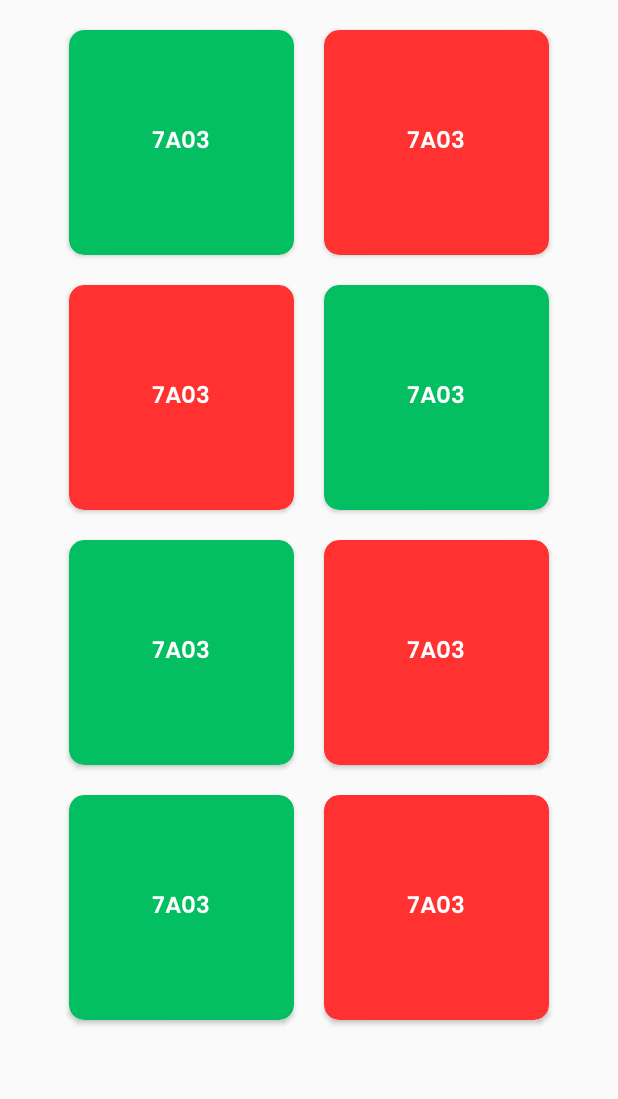
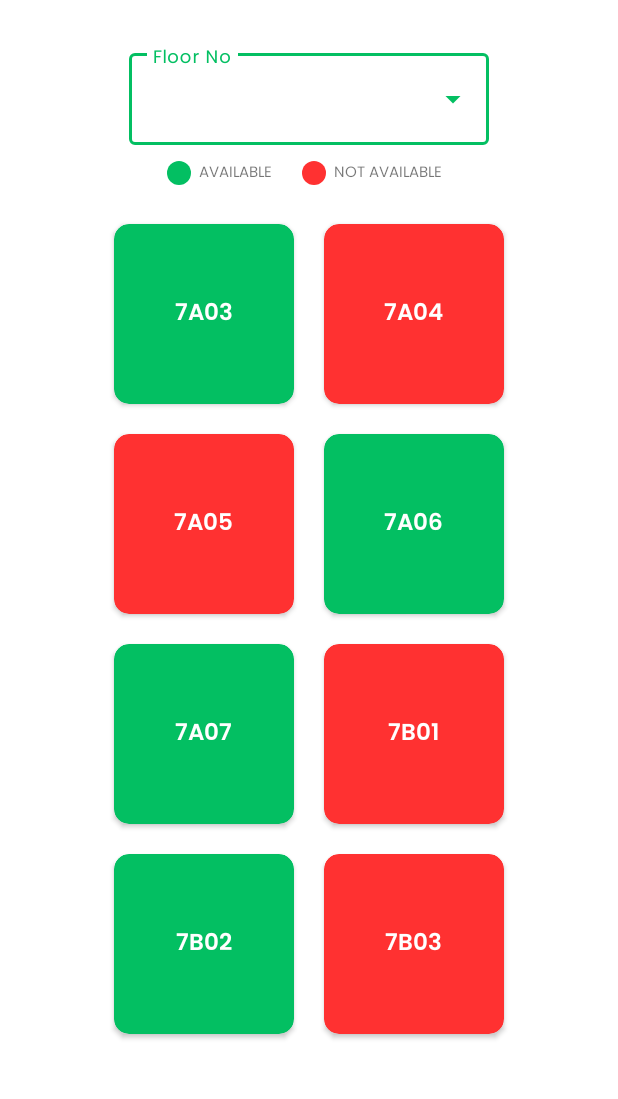
Before and after one commit to anwholesquare/aust_open_android, an Android app: the VacantAcitivity2 screen opened directly, with no data from a screen before it, on a phone screen of 412 x 824 dp, the part 105-1204 px from its top. Run offline under Robolectric (Android 15) with nearby library versions, the phone set to English and light mode, and no system bars.

Commit message:
Dropdown system Added

```diff
--- a/app/src/main/java/com/khandokeranan/austopen/VacantAcitivity2.java
+++ b/app/src/main/java/com/khandokeranan/austopen/VacantAcitivity2.java
@@ -3,6 +3,11 @@ package com.khandokeranan.austopen;
 import androidx.appcompat.app.AppCompatActivity;
 
 import android.os.Bundle;
+import android.view.View;
+import android.widget.AdapterView;
+import android.widget.ArrayAdapter;
+import android.widget.AutoCompleteTextView;
+import android.widget.Toast;
 
 public class VacantAcitivity2 extends AppCompatActivity {
 
@@ -10,5 +15,17 @@ public class VacantAcitivity2 extends AppCompatActivity {
     protected void onCreate(Bundle savedInstanceState) {
         super.onCreate(savedInstanceState);
         setContentView(R.layout.activity_vacant_acitivity2);
-    }
+
+        String[] floors = new String[] {"1ST FLOOR", "2ND FLOOR", "3RD FLOOR", "4TH FLOOR", "5TH FLOOR", "6TH FLOOR", "7TH FLOOR", "8TH FLOOR", "9TH FLOOR"};
+        ArrayAdapter<String> arrayAdapter = new ArrayAdapter<>(getApplicationContext(), R.layout.dropdown_items, floors);
+
+        AutoCompleteTextView floorText = (AutoCompleteTextView) findViewById(R.id.FloorDropDown);
+        floorText.setAdapter(arrayAdapter);
+        floorText.setOnItemClickListener(new AdapterView.OnItemClickListener() {
+            @Override
+            public void onItemClick(AdapterView<?> parent, View view, int position, long id) {
+                Toast.makeText(getApplicationContext(), floorText.getText().toString(), Toast.LENGTH_SHORT);
+            }
+        });
+     }
 }
--- /dev/null
+++ b/app/src/main/res/drawable/circle_tag.xml
@@ -0,0 +1,12 @@
+<?xml version="1.0" encoding="utf-8"?>
+<shape
+    xmlns:android="http://schemas.android.com/apk/res/android"
+    android:shape="oval">
+
+    <solid
+        android:color="@color/green"/>
+
+    <size
+        android:width="120dp"
+        android:height="120dp"/>
+</shape>
--- /dev/null
+++ b/app/src/main/res/drawable/circle_tag_red.xml
@@ -0,0 +1,12 @@
+<?xml version="1.0" encoding="utf-8"?>
+<shape
+    xmlns:android="http://schemas.android.com/apk/res/android"
+    android:shape="oval">
+
+    <solid
+        android:color="@color/red"/>
+
+    <size
+        android:width="120dp"
+        android:height="120dp"/>
+</shape>
--- a/app/src/main/res/layout/activity_vacant_acitivity2.xml
+++ b/app/src/main/res/layout/activity_vacant_acitivity2.xml
@@ -54,6 +54,73 @@
 
     </LinearLayout>
 
+    <com.google.android.material.textfield.TextInputLayout
+
+        style="@style/Widget.MaterialComponents.TextInputLayout.OutlinedBox.ExposedDropdownMenu"
+        android:layout_width="240dp"
+        android:layout_height="wrap_content"
+        android:hint="Floor No"
+        android:layout_marginTop="20dp"
+        android:layout_marginBottom="5dp"
+        android:layout_gravity="center"
+        android:orientation="horizontal"
+        >
+
+
+
+        <AutoCompleteTextView
+            android:id="@+id/FloorDropDown"
+            android:layout_width="match_parent"
+            android:layout_height="wrap_content"
+            android:inputType="none"/>
+
+    </com.google.android.material.textfield.TextInputLayout>
+
+    <LinearLayout
+        android:layout_width="wrap_content"
+        android:layout_height="wrap_content"
+        android:layout_gravity="center"
+        android:gravity="center"
+        android:layout_marginBottom="10dp"
+        android:orientation="horizontal">
+
+        <ImageView
+            android:layout_width="16dp"
+            android:layout_height="16dp"
+            android:src="@drawable/circle_tag"
+            />
+
+        <TextView
+            android:layout_width="wrap_content"
+            android:layout_height="wrap_content"
+            android:text="AVAILABLE"
+            android:paddingLeft="5dp"
+            android:paddingRight="20dp"
+            android:textSize="10sp"
+            android:textAlignment="center"
+            android:gravity="center"/>
+
+
+        <ImageView
+            android:layout_width="16dp"
+            android:layout_height="16dp"
+            android:src="@drawable/circle_tag_red"
+            />
+
+        <TextView
+            android:layout_width="wrap_content"
+            android:layout_height="wrap_content"
+            android:text="NOT AVAILABLE"
+            android:padding="5dp"
+            android:textSize="10sp"
+            android:textAlignment="center"
+            android:gravity="center"/>
+
+
+
+
+    </LinearLayout>
+
     <ScrollView
         android:layout_width="match_parent"
         android:layout_height="match_parent">
@@ -69,11 +136,11 @@
                android:orientation="horizontal">
 
                <androidx.cardview.widget.CardView
-                   android:layout_width="150dp"
+                   android:layout_width="120dp"
                    android:layout_margin="10dp"
                    app:cardCornerRadius="10dp"
                    android:id="@+id/room1Btn"
-                   android:layout_height="150dp"
+                   android:layout_height="120dp"
                    app:cardBackgroundColor="@color/green">
                    <LinearLayout
                        android:layout_width="match_parent"
@@ -93,11 +160,11 @@
                    </LinearLayout>
                </androidx.cardview.widget.CardView>
                <androidx.cardview.widget.CardView
-                   android:layout_width="150dp"
+                   android:layout_width="120dp"
                    android:layout_margin="10dp"
                    app:cardCornerRadius="10dp"
                    android:id="@+id/room2Btn"
-                   android:layout_height="150dp"
+                   android:layout_height="120dp"
                    app:cardBackgroundColor="@color/red">
                    <LinearLayout
                        android:layout_width="match_parent"
@@ -113,7 +180,7 @@
                            android:textFontWeight="600"
                            android:padding="0dp"
                            android:fontFamily="@font/poppins"
-                           android:text="7A03"/>
+                           android:text="7A04"/>
                    </LinearLayout>
                </androidx.cardview.widget.CardView>
 
@@ -125,11 +192,11 @@
                android:orientation="horizontal">
 
                <androidx.cardview.widget.CardView
-                   android:layout_width="150dp"
+                   android:layout_width="120dp"
                    android:layout_margin="10dp"
                    app:cardCornerRadius="10dp"
                    android:id="@+id/room5Btn"
-                   android:layout_height="150dp"
+                   android:layout_height="120dp"
                    app:cardBackgroundColor="@color/red">
                    <LinearLayout
                        android:layout_width="match_parent"
@@ -145,15 +212,15 @@
                            android:textFontWeight="600"
                            android:padding="0dp"
                            android:fontFamily="@font/poppins"
-                           android:text="7A03"/>
+                           android:text="7A05"/>
                    </LinearLayout>
                </androidx.cardview.widget.CardView>
                <androidx.cardview.widget.CardView
-                   android:layout_width="150dp"
+                   android:layout_width="120dp"
                    android:layout_margin="10dp"
                    app:cardCornerRadius="10dp"
                    android:id="@+id/room6Btn"
-                   android:layout_height="150dp"
+                   android:layout_height="120dp"
                    app:cardBackgroundColor="@color/green">
                    <LinearLayout
                        android:layout_width="match_parent"
@@ -169,7 +236,7 @@
                            android:textFontWeight="600"
                            android:padding="0dp"
                            android:fontFamily="@font/poppins"
-                           android:text="7A03"/>
+                           android:text="7A06"/>
                    </LinearLayout>
                </androidx.cardview.widget.CardView>
 
@@ -181,11 +248,11 @@
                android:orientation="horizontal">
 
                <androidx.cardview.widget.CardView
-                   android:layout_width="150dp"
+                   android:layout_width="120dp"
                    android:layout_margin="10dp"
                    app:cardCornerRadius="10dp"
                    android:id="@+id/room7Btn"
-                   android:layout_height="150dp"
+                   android:layout_height="120dp"
                    app:cardBackgroundColor="@color/green">
                    <LinearLayout
                        android:layout_width="match_parent"
@@ -201,15 +268,15 @@
                            android:textFontWeight="600"
                            android:padding="0dp"
                            android:fontFamily="@font/poppins"
-                           android:text="7A03"/>
+                           android:text="7A07"/>
                    </LinearLayout>
                </androidx.cardview.widget.CardView>
                <androidx.cardview.widget.CardView
-                   android:layout_width="150dp"
+                   android:layout_width="120dp"
                    android:layout_margin="10dp"
                    app:cardCornerRadius="10dp"
                    android:id="@+id/room8Btn"
-                   android:layout_height="150dp"
+                   android:layout_height="120dp"
                    app:cardBackgroundColor="@color/red">
                    <LinearLayout
                        android:layout_width="match_parent"
@@ -225,7 +292,7 @@
                            android:textFontWeight="600"
                            android:padding="0dp"
                            android:fontFamily="@font/poppins"
-                           android:text="7A03"/>
+                           android:text="7B01"/>
                    </LinearLayout>
                </androidx.cardview.widget.CardView>
 
@@ -237,11 +304,11 @@
                android:orientation="horizontal">
 
                <androidx.cardview.widget.CardView
-                   android:layout_width="150dp"
+                   android:layout_width="120dp"
                    android:layout_margin="10dp"
                    app:cardCornerRadius="10dp"
                    android:id="@+id/room3Btn"
-                   android:layout_height="150dp"
+                   android:layout_height="120dp"
                    app:cardBackgroundColor="@color/green">
                    <LinearLayout
                        android:layout_width="match_parent"
@@ -257,15 +324,15 @@
                            android:textFontWeight="600"
                            android:padding="0dp"
                            android:fontFamily="@font/poppins"
-                           android:text="7A03"/>
+                           android:text="7B02"/>
                    </LinearLayout>
                </androidx.cardview.widget.CardView>
                <androidx.cardview.widget.CardView
-                   android:layout_width="150dp"
+                   android:layout_width="120dp"
                    android:layout_margin="10dp"
                    app:cardCornerRadius="10dp"
                    android:id="@+id/room4Btn"
-                   android:layout_height="150dp"
+                   android:layout_height="120dp"
                    app:cardBackgroundColor="@color/red">
                    <LinearLayout
                        android:layout_width="match_parent"
@@ -281,7 +348,7 @@
                            android:textFontWeight="600"
                            android:padding="0dp"
                            android:fontFamily="@font/poppins"
-                           android:text="7A03"/>
+                           android:text="7B03"/>
                    </LinearLayout>
                </androidx.cardview.widget.CardView>
 
--- a/app/src/main/res/values/themes.xml
+++ b/app/src/main/res/values/themes.xml
@@ -1,6 +1,6 @@
 <resources xmlns:tools="http://schemas.android.com/tools">
     <!-- Base application theme. -->
-    <style name="Theme.AUSTOPEN" parent="Theme.AppCompat.Light.NoActionBar">
+    <style name="Theme.AUSTOPEN" parent="Theme.MaterialComponents.Light.NoActionBar">
         <!-- Primary brand color. -->
         <item name="colorPrimary">@color/green</item>
         <item name="colorPrimaryVariant">@color/green</item>
```
Also changed, not shown: app/src/main/res/layout/activity_vacant_acitivity1.xml (+79 -47 lines), app/src/main/res/layout/dropdown_items.xml (added, +9 -0 lines).
